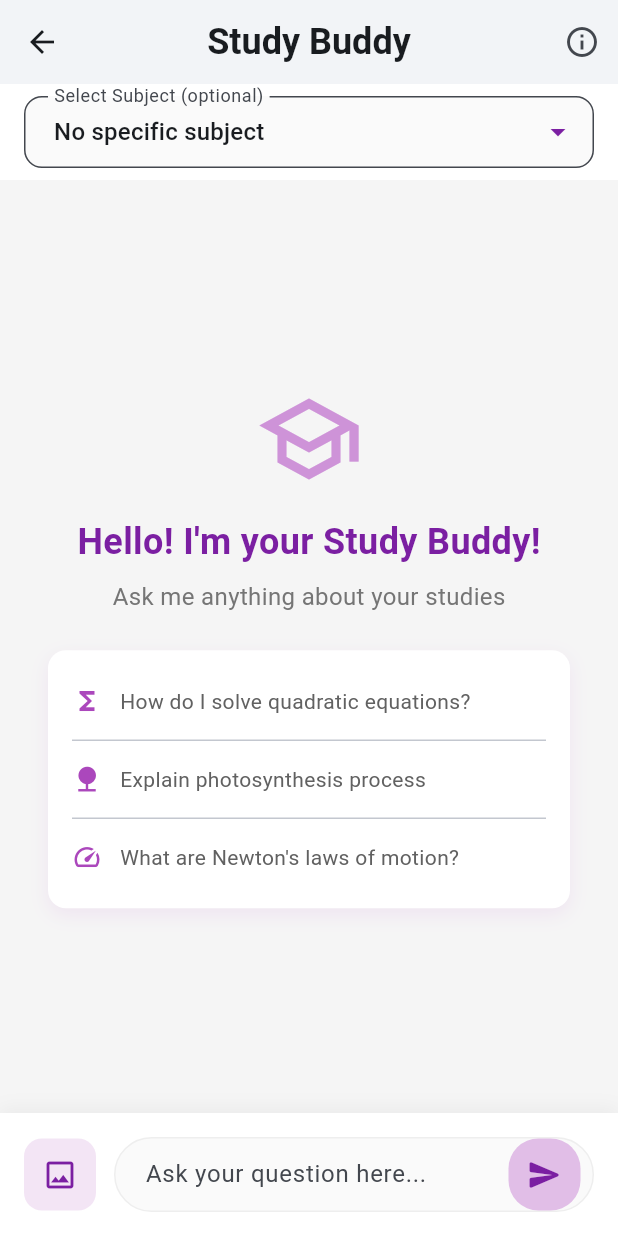
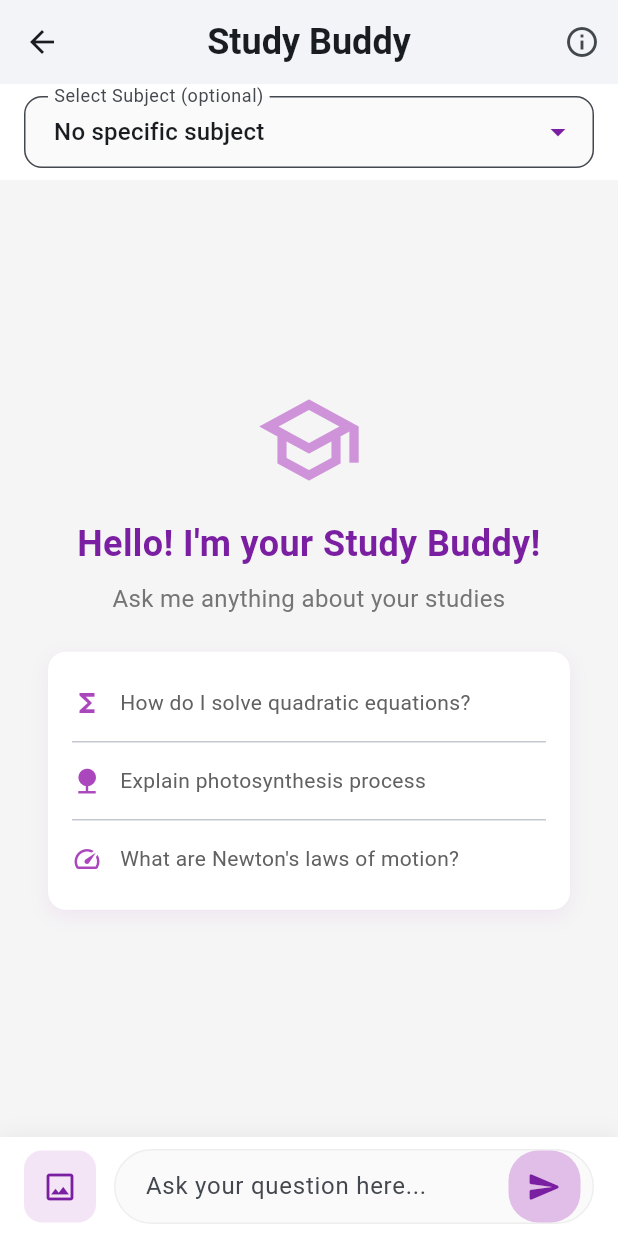
Before and after one commit to Markapuram-Eswar/_Achivers_, a Flutter app: the DoubtsPage screen opened directly, on a phone screen of 412 x 824 dp. Run offline on Flutter 3.47's test engine with Material 3 defaults, Android fonts, the light colour scheme and no system bars; our stand-ins replace cloud_firestore, confetti, firebase_auth, firebase_core, firebase_storage, flutter_animate and 12 more; missing offline and left inert: syncfusion_flutter_pdfviewer; accounts and stored records are empty.

Commit message:
first commit

```diff
--- a/lib/screens/doubts_page.dart
+++ b/lib/screens/doubts_page.dart
@@ -398,6 +398,7 @@ class _DoubtsPageState extends State<DoubtsPage> {
         ],
       ),
       body: SafeArea(
+        bottom: false,
         child: Column(
           children: [
             // Subject selection dropdown
@@ -437,10 +438,17 @@ class _DoubtsPageState extends State<DoubtsPage> {
             ),
             Expanded(
               child: _messages.isEmpty
-                  ? Center(
+                  ? SingleChildScrollView(
+                      physics: const AlwaysScrollableScrollPhysics(),
+                      child: ConstrainedBox(
+                        constraints: BoxConstraints(
+                          minHeight: MediaQuery.of(context).size.height - 200,
+                        ),
+                        child: Center(
                           child: Column(
                             mainAxisAlignment: MainAxisAlignment.center,
                             children: [
+                              const SizedBox(height: 20),
                               Icon(
                                 Icons.school_outlined,
                                 size: 72,
@@ -454,13 +462,18 @@ class _DoubtsPageState extends State<DoubtsPage> {
                                   color: Colors.purple.shade700,
                                   fontWeight: FontWeight.bold,
                                 ),
+                                textAlign: TextAlign.center,
                               ),
                               const SizedBox(height: 8),
-                          Text(
+                              Padding(
+                                padding: const EdgeInsets.symmetric(horizontal: 32.0),
+                                child: Text(
                                   'Ask me anything about your studies',
                                   style: TextStyle(
                                     fontSize: 16,
                                     color: Colors.grey.shade600,
+                                  ),
+                                  textAlign: TextAlign.center,
                                 ),
                               ),
                               const SizedBox(height: 24),
@@ -473,7 +486,7 @@ class _DoubtsPageState extends State<DoubtsPage> {
                                   boxShadow: [
                                     BoxShadow(
                                       color: Colors.purple.shade100
-                                      .withValues(alpha: 0.3),
+                                          .withOpacity(0.3),
                                       blurRadius: 10,
                                       offset: const Offset(0, 4),
                                     ),
@@ -498,16 +511,23 @@ class _DoubtsPageState extends State<DoubtsPage> {
                                   ],
                                 ),
                               ),
+                              const SizedBox(height: 20),
                             ],
+                          ),
+                        ),
                       ),
                     )
                   : ListView.builder(
                       controller: _scrollController,
                       reverse: true,
-                      padding: const EdgeInsets.only(bottom: 8),
+                      padding: EdgeInsets.only(
+                        bottom: MediaQuery.of(context).viewInsets.bottom + 16,
+                        top: 16,
+                        left: 8,
+                        right: 8,
+                      ),
                       itemCount: _messages.length,
-                      itemBuilder: (_, index) =>
-                          _buildMessage(_messages[index]),
+                      itemBuilder: (_, index) => _buildMessage(_messages[index]),
                     ),
             ),
             if (_isLoading)
@@ -538,12 +558,17 @@ class _DoubtsPageState extends State<DoubtsPage> {
                 ),
               ),
             Container(
-              padding: const EdgeInsets.all(16),
+              padding: EdgeInsets.only(
+                left: 16,
+                right: 16,
+                top: 8,
+                bottom: MediaQuery.of(context).viewInsets.bottom + 8,
+              ),
               decoration: BoxDecoration(
                 color: Colors.white,
                 boxShadow: [
                   BoxShadow(
-                    color: Colors.black.withValues(alpha: 0.05),
+                    color: Colors.black.withOpacity(0.05),
                     blurRadius: 10,
                     offset: const Offset(0, -2),
                   ),
--- a/lib/screens/subject_practice_page.dart
+++ b/lib/screens/subject_practice_page.dart
@@ -385,13 +385,17 @@ class SubjectPracticePageState extends State<SubjectPracticePage> {
                 title: const Text('Read Textbook'),
                 subtitle: const Text('Study the topic in detail'),
                 onTap: () {
+                  // Debug print to inspect the data structure
+                  print('Subject data: ${widget.subjectData}');
+                  print('Topic data: $topic');
+
                   Navigator.pop(context);
                   Navigator.push(
                     context,
                     MaterialPageRoute(
                       builder: (context) => TextbookPage(
-                        subjectId: widget.subjectData,
-                        topicId: topic,
+                        subjectId: widget.subjectData['id']?.toString() ?? '',
+                        topicId: topic['id']?.toString() ?? '',
                       ),
                     ),
                   );
```
Also changed, not shown: 4 other files. Lines whose indentation alone changed are shown as unchanged.
